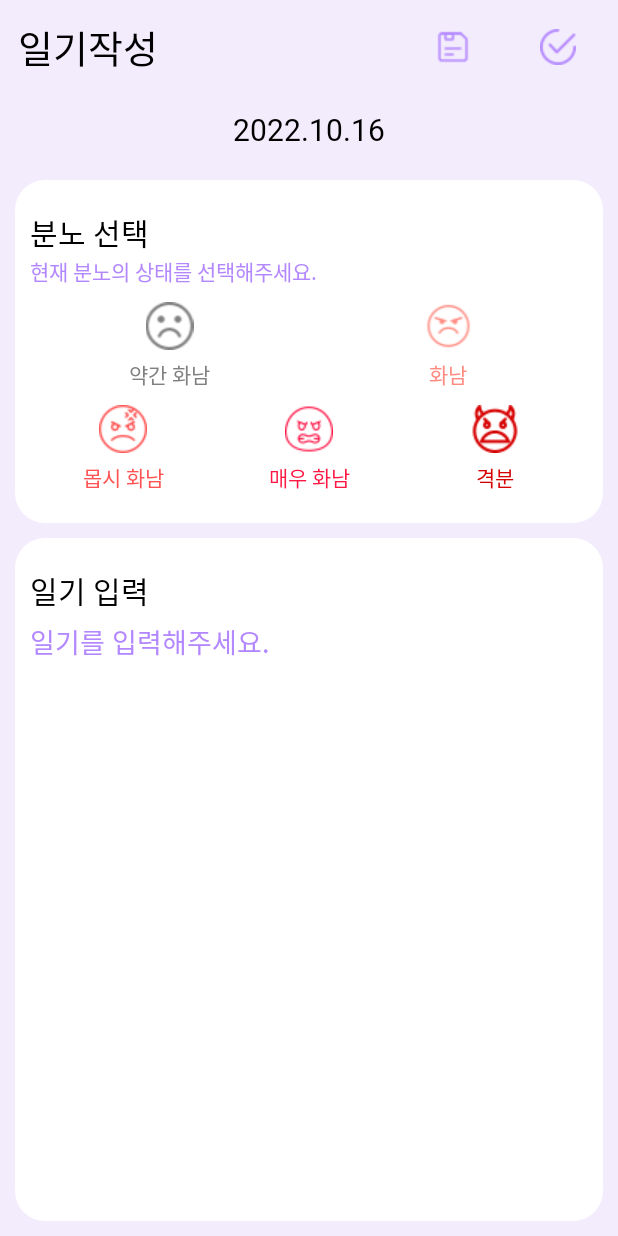
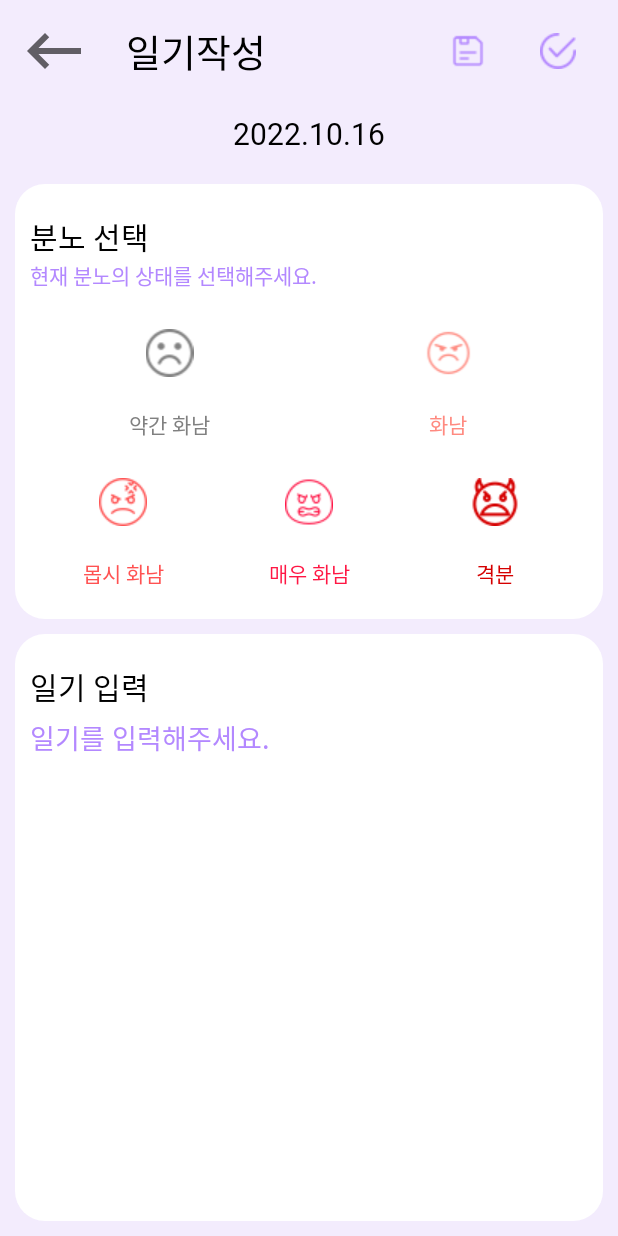
Before and after one commit to Tussle0410/AngryControl, an Android app: the layout diary_write_layout.xml on its own in the app's theme, with its tools: preview values and no code run, on a phone screen of 412 x 824 dp. Run offline under Robolectric (Android 15) with nearby library versions, the phone set to English and light mode, and no system bars.

```diff
--- a/app/src/main/res/layout/diary_write_layout.xml
+++ b/app/src/main/res/layout/diary_write_layout.xml
@@ -15,6 +15,15 @@
         android:layout_height="match_parent"
         android:background="@color/main_subColor">
 
+        <ImageButton
+            android:id="@+id/diary_write_backButton"
+            android:layout_width="wrap_content"
+            android:layout_height="wrap_content"
+            android:backgroundTint="@color/backgroundTransparency"
+            android:src="@drawable/icon_back_arrow"
+            app:layout_constraintStart_toStartOf="parent"
+            app:layout_constraintTop_toTopOf="parent" />
+
         <TextView
             android:id="@+id/diary_title"
             android:layout_width="wrap_content"
@@ -24,8 +33,9 @@
             android:text="@string/diaryWrite"
             android:textColor="@color/black"
             android:textSize="25sp"
-            app:layout_constraintStart_toStartOf="parent"
-            app:layout_constraintTop_toTopOf="parent" />
+            app:layout_constraintBottom_toBottomOf="@+id/diary_write_backButton"
+            app:layout_constraintStart_toEndOf="@+id/diary_write_backButton"
+            app:layout_constraintTop_toTopOf="@+id/diary_write_backButton" />
 
         <LinearLayout
             android:layout_width="wrap_content"
@@ -39,7 +49,6 @@
             <ImageButton
                 android:layout_width="0dp"
                 android:layout_height="wrap_content"
-                android:layout_marginEnd="10dp"
                 android:layout_weight="1"
                 android:background="@color/backgroundTransparency"
                 android:padding="18dp"
@@ -49,8 +58,8 @@
             <ImageButton
                 android:layout_width="0dp"
                 android:layout_height="wrap_content"
+                android:layout_weight="1"
                 android:layout_marginEnd="10dp"
-                android:layout_weight="1"
                 android:background="@color/backgroundTransparency"
                 android:padding="18dp"
                 android:src="@drawable/icon_complete"
@@ -117,16 +126,20 @@
                 app:layout_constraintTop_toBottomOf="@+id/textView3">
 
                 <ImageView
+                    android:id="@+id/diary_write_angry_icon1"
                     android:layout_width="0dp"
                     android:layout_height="wrap_content"
                     android:layout_weight="1"
+                    android:padding="15dp"
                     android:contentDescription="@string/angryIconDescription"
                     android:src="@drawable/icon_angry1" />
 
                 <ImageView
+                    android:id="@+id/diary_write_angry_icon2"
                     android:layout_width="0dp"
                     android:layout_height="wrap_content"
                     android:layout_weight="1"
+                    android:padding="15dp"
                     android:contentDescription="@string/angryIconDescription"
                     android:src="@drawable/icon_angry2" />
             </LinearLayout>
@@ -171,23 +184,29 @@
                 app:layout_constraintTop_toBottomOf="@+id/linearLayout5">
 
                 <ImageView
+                    android:id="@+id/diary_write_angry_icon3"
                     android:layout_width="0dp"
                     android:layout_height="wrap_content"
                     android:layout_weight="1"
+                    android:padding="15dp"
                     android:contentDescription="@string/angryIconDescription"
                     android:src="@drawable/icon_angry3" />
 
                 <ImageView
+                    android:id="@+id/diary_write_angry_icon4"
                     android:layout_width="0dp"
                     android:layout_height="wrap_content"
                     android:layout_weight="1"
+                    android:padding="15dp"
                     android:contentDescription="@string/angryIconDescription"
                     android:src="@drawable/icon_angry4" />
 
                 <ImageView
+                    android:id="@+id/diary_write_angry_icon5"
                     android:layout_width="0dp"
                     android:layout_height="wrap_content"
                     android:layout_weight="1"
+                    android:padding="15dp"
                     android:contentDescription="@string/angryIconDescription"
                     android:src="@drawable/icon_angry5" />
             </LinearLayout>
@@ -263,9 +282,10 @@
                 android:hint="@string/diaryEditHint"
                 android:fontFamily="@font/font_main"
                 android:textColorHint="@color/main_color"
+                android:textColor="@color/main_color"
                 android:gravity="top"
                 android:autofillHints="diary"
-                android:inputType="text"
+                android:inputType="textMultiLine"
                 app:layout_constraintBottom_toBottomOf="parent"
                 app:layout_constraintEnd_toEndOf="parent"
                 app:layout_constraintStart_toStartOf="parent"
```
Also changed, not shown: app/src/main/kotlin/com/tussle/angrycontrol/ui/activity/DiaryWriteActivity.kt (+29 -0 lines), app/src/main/res/layout/diary_write_alertdialog.xml (added, +63 -0 lines), app/src/main/res/layout/diary_write_save_alertdialog.xml (added, +9 -0 lines).
